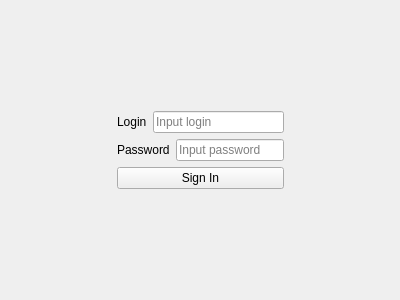
Zasimovich5382/ETU-OOT-Sociometry, file loginform.ui: the form before one commit.
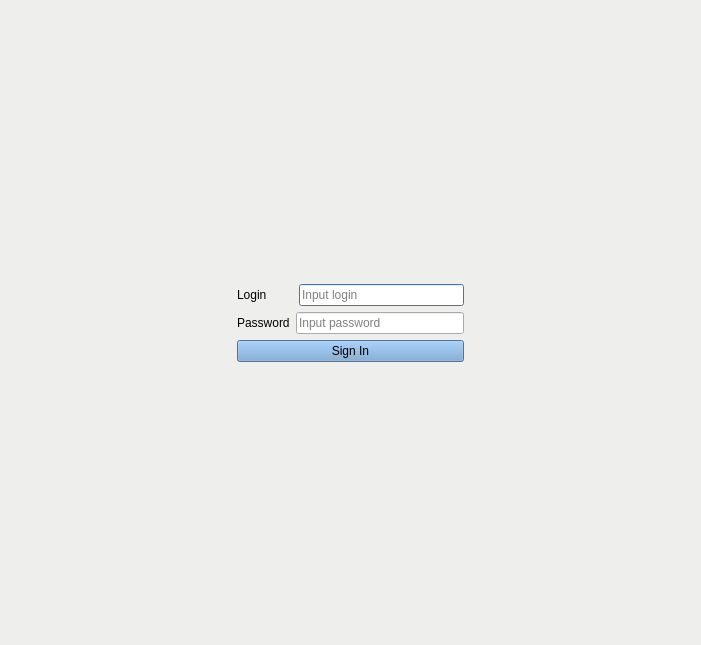
The form after the commit.

Commit message: button's color update' git commit -m buttons color update

What changed in the file:
```diff
--- a/loginform.ui
+++ b/loginform.ui
@@ -6,36 +6,914 @@
    <rect>
     <x>0</x>
     <y>0</y>
-    <width>400</width>
-    <height>300</height>
+    <width>701</width>
+    <height>645</height>
    </rect>
   </property>
+  <property name="palette">
+   <palette>
+    <active>
+     <colorrole role="WindowText">
+      <brush brushstyle="SolidPattern">
+       <color alpha="255">
+        <red>0</red>
+        <green>0</green>
+        <blue>0</blue>
+       </color>
+      </brush>
+     </colorrole>
+     <colorrole role="Button">
+      <brush brushstyle="SolidPattern">
+       <color alpha="255">
+        <red>238</red>
+        <green>238</green>
+        <blue>236</blue>
+       </color>
+      </brush>
+     </colorrole>
+     <colorrole role="Light">
+      <brush brushstyle="SolidPattern">
+       <color alpha="255">
+        <red>255</red>
+        <green>255</green>
+        <blue>255</blue>
+       </color>
+      </brush>
+     </colorrole>
+     <colorrole role="Midlight">
+      <brush brushstyle="SolidPattern">
+       <color alpha="255">
+        <red>246</red>
+        <green>246</green>
+        <blue>245</blue>
+       </color>
+      </brush>
+     </colorrole>
+     <colorrole role="Dark">
+      <brush brushstyle="SolidPattern">
+       <color alpha="255">
+        <red>119</red>
+        <green>119</green>
+        <blue>118</blue>
+       </color>
+      </brush>
+     </colorrole>
+     <colorrole role="Mid">
+      <brush brushstyle="SolidPattern">
+       <color alpha="255">
+        <red>159</red>
+        <green>159</green>
+        <blue>157</blue>
+       </color>
+      </brush>
+     </colorrole>
+     <colorrole role="Text">
+      <brush brushstyle="SolidPattern">
+       <color alpha="255">
+        <red>0</red>
+        <green>0</green>
+        <blue>0</blue>
+       </color>
+      </brush>
+     </colorrole>
+     <colorrole role="BrightText">
+      <brush brushstyle="SolidPattern">
+       <color alpha="255">
+        <red>255</red>
+        <green>255</green>
+        <blue>255</blue>
+       </color>
+      </brush>
+     </colorrole>
+     <colorrole role="ButtonText">
+      <brush brushstyle="SolidPattern">
+       <color alpha="255">
+        <red>0</red>
+        <green>0</green>
+        <blue>0</blue>
+       </color>
+      </brush>
+     </colorrole>
+     <colorrole role="Base">
+      <brush brushstyle="SolidPattern">
+       <color alpha="255">
+        <red>255</red>
+        <green>255</green>
+        <blue>255</blue>
+       </color>
+      </brush>
+     </colorrole>
+     <colorrole role="Window">
+      <brush brushstyle="SolidPattern">
+       <color alpha="255">
+        <red>238</red>
+        <green>238</green>
+        <blue>236</blue>
+       </color>
+      </brush>
+     </colorrole>
+     <colorrole role="Shadow">
+      <brush brushstyle="SolidPattern">
+       <color alpha="255">
+        <red>0</red>
+        <green>0</green>
+        <blue>0</blue>
+       </color>
+      </brush>
+     </colorrole>
+     <colorrole role="AlternateBase">
+      <brush brushstyle="SolidPattern">
+       <color alpha="255">
+        <red>246</red>
+        <green>246</green>
+        <blue>245</blue>
+       </color>
+      </brush>
+     </colorrole>
+     <colorrole role="ToolTipBase">
+      <brush brushstyle="SolidPattern">
+       <color alpha="255">
+        <red>255</red>
+        <green>255</green>
+        <blue>220</blue>
+       </color>
+      </brush>
+     </colorrole>
+     <colorrole role="ToolTipText">
+      <brush brushstyle="SolidPattern">
+       <color alpha="255">
+        <red>0</red>
+        <green>0</green>
+        <blue>0</blue>
+       </color>
+      </brush>
+     </colorrole>
+     <colorrole role="PlaceholderText">
+      <brush brushstyle="SolidPattern">
+       <color alpha="128">
+        <red>0</red>
+        <green>0</green>
+        <blue>0</blue>
+       </color>
+      </brush>
+     </colorrole>
+    </active>
+    <inactive>
+     <colorrole role="WindowText">
+      <brush brushstyle="SolidPattern">
+       <color alpha="255">
+        <red>0</red>
+        <green>0</green>
+        <blue>0</blue>
+       </color>
+      </brush>
+     </colorrole>
+     <colorrole role="Button">
+      <brush brushstyle="SolidPattern">
+       <color alpha="255">
+        <red>238</red>
+        <green>238</green>
+        <blue>236</blue>
+       </color>
+      </brush>
+     </colorrole>
+     <colorrole role="Light">
+      <brush brushstyle="SolidPattern">
+       <color alpha="255">
+        <red>255</red>
+        <green>255</green>
+        <blue>255</blue>
+       </color>
+      </brush>
+     </colorrole>
+     <colorrole role="Midlight">
+      <brush brushstyle="SolidPattern">
+       <color alpha="255">
+        <red>246</red>
+        <green>246</green>
+        <blue>245</blue>
+       </color>
+      </brush>
+     </colorrole>
+     <colorrole role="Dark">
+      <brush brushstyle="SolidPattern">
+       <color alpha="255">
+        <red>119</red>
+        <green>119</green>
+        <blue>118</blue>
+       </color>
+      </brush>
+     </colorrole>
+     <colorrole role="Mid">
+      <brush brushstyle="SolidPattern">
+       <color alpha="255">
+        <red>159</red>
+        <green>159</green>
+        <blue>157</blue>
+       </color>
+      </brush>
+     </colorrole>
+     <colorrole role="Text">
+      <brush brushstyle="SolidPattern">
+       <color alpha="255">
+        <red>0</red>
+        <green>0</green>
+        <blue>0</blue>
+       </color>
+      </brush>
+     </colorrole>
+     <colorrole role="BrightText">
+      <brush brushstyle="SolidPattern">
+       <color alpha="255">
+        <red>255</red>
+        <green>255</green>
+        <blue>255</blue>
+       </color>
+      </brush>
+     </colorrole>
+     <colorrole role="ButtonText">
+      <brush brushstyle="SolidPattern">
+       <color alpha="255">
+        <red>0</red>
+        <green>0</green>
+        <blue>0</blue>
+       </color>
+      </brush>
+     </colorrole>
+     <colorrole role="Base">
+      <brush brushstyle="SolidPattern">
+       <color alpha="255">
+        <red>255</red>
+        <green>255</green>
+        <blue>255</blue>
+       </color>
+      </brush>
+     </colorrole>
+     <colorrole role="Window">
+      <brush brushstyle="SolidPattern">
+       <color alpha="255">
+        <red>238</red>
+        <green>238</green>
+        <blue>236</blue>
+       </color>
+      </brush>
+     </colorrole>
+     <colorrole role="Shadow">
+      <brush brushstyle="SolidPattern">
+       <color alpha="255">
+        <red>0</red>
+        <green>0</green>
+        <blue>0</blue>
+       </color>
+      </brush>
+     </colorrole>
+     <colorrole role="AlternateBase">
+      <brush brushstyle="SolidPattern">
+       <color alpha="255">
+        <red>246</red>
+        <green>246</green>
+        <blue>245</blue>
+       </color>
+      </brush>
+     </colorrole>
+     <colorrole role="ToolTipBase">
+      <brush brushstyle="SolidPattern">
+       <color alpha="255">
+        <red>255</red>
+        <green>255</green>
+        <blue>220</blue>
+       </color>
+      </brush>
+     </colorrole>
+     <colorrole role="ToolTipText">
+      <brush brushstyle="SolidPattern">
+       <color alpha="255">
+        <red>0</red>
+        <green>0</green>
+        <blue>0</blue>
+       </color>
+      </brush>
+     </colorrole>
+     <colorrole role="PlaceholderText">
+      <brush brushstyle="SolidPattern">
+       <color alpha="128">
+        <red>0</red>
+        <green>0</green>
+        <blue>0</blue>
+       </color>
+      </brush>
+     </colorrole>
+    </inactive>
+    <disabled>
+     <colorrole role="WindowText">
+      <brush brushstyle="SolidPattern">
+       <color alpha="255">
+        <red>119</red>
+        <green>119</green>
+        <blue>118</blue>
+       </color>
+      </brush>
+     </colorrole>
+     <colorrole role="Button">
+      <brush brushstyle="SolidPattern">
+       <color alpha="255">
+        <red>238</red>
+        <green>238</green>
+        <blue>236</blue>
+       </color>
+      </brush>
+     </colorrole>
+     <colorrole role="Light">
+      <brush brushstyle="SolidPattern">
+       <color alpha="255">
+        <red>255</red>
+        <green>255</green>
+        <blue>255</blue>
+       </color>
+      </brush>
+     </colorrole>
+     <colorrole role="Midlight">
+      <brush brushstyle="SolidPattern">
+       <color alpha="255">
+        <red>246</red>
+        <green>246</green>
+        <blue>245</blue>
+       </color>
+      </brush>
+     </colorrole>
+     <colorrole role="Dark">
+      <brush brushstyle="SolidPattern">
+       <color alpha="255">
+        <red>119</red>
+        <green>119</green>
+        <blue>118</blue>
+       </color>
+      </brush>
+     </colorrole>
+     <colorrole role="Mid">
+      <brush brushstyle="SolidPattern">
+       <color alpha="255">
+        <red>159</red>
+        <green>159</green>
+        <blue>157</blue>
+       </color>
+      </brush>
+     </colorrole>
+     <colorrole role="Text">
+      <brush brushstyle="SolidPattern">
+       <color alpha="255">
+        <red>119</red>
+        <green>119</green>
+        <blue>118</blue>
+       </color>
+      </brush>
+     </colorrole>
+     <colorrole role="BrightText">
+      <brush brushstyle="SolidPattern">
+       <color alpha="255">
+        <red>255</red>
+        <green>255</green>
+        <blue>255</blue>
+       </color>
+      </brush>
+     </colorrole>
+     <colorrole role="ButtonText">
+      <brush brushstyle="SolidPattern">
+       <color alpha="255">
+        <red>119</red>
+        <green>119</green>
+        <blue>118</blue>
+       </color>
+      </brush>
+     </colorrole>
+     <colorrole role="Base">
+      <brush brushstyle="SolidPattern">
+       <color alpha="255">
+        <red>238</red>
+        <green>238</green>
+        <blue>236</blue>
+       </color>
+      </brush>
+     </colorrole>
+     <colorrole role="Window">
+      <brush brushstyle="SolidPattern">
+       <color alpha="255">
+        <red>238</red>
+        <green>238</green>
+        <blue>236</blue>
+       </color>
+      </brush>
+     </colorrole>
+     <colorrole role="Shadow">
+      <brush brushstyle="SolidPattern">
+       <color alpha="255">
+        <red>0</red>
+        <green>0</green>
+        <blue>0</blue>
+       </color>
+      </brush>
+     </colorrole>
+     <colorrole role="AlternateBase">
+      <brush brushstyle="SolidPattern">
+       <color alpha="255">
+        <red>238</red>
+        <green>238</green>
+        <blue>236</blue>
+       </color>
+      </brush>
+     </colorrole>
+     <colorrole role="ToolTipBase">
+      <brush brushstyle="SolidPattern">
+       <color alpha="255">
+        <red>255</red>
+        <green>255</green>
+        <blue>220</blue>
+       </color>
+      </brush>
+     </colorrole>
+     <colorrole role="ToolTipText">
+      <brush brushstyle="SolidPattern">
+       <color alpha="255">
+        <red>0</red>
+        <green>0</green>
+        <blue>0</blue>
+       </color>
+      </brush>
+     </colorrole>
+     <colorrole role="PlaceholderText">
+      <brush brushstyle="SolidPattern">
+       <color alpha="128">
+        <red>0</red>
+        <green>0</green>
+        <blue>0</blue>
+       </color>
+      </brush>
+     </colorrole>
+    </disabled>
+   </palette>
+  </property>
   <property name="windowTitle">
    <string>Authorization</string>
   </property>
   <layout class="QGridLayout" name="gridLayout">
-   <item row="0" column="1">
-    <spacer name="verticalSpacer_2">
+   <item row="3" column="1">
+    <widget class="QPushButton" name="signIn">
+     <property name="palette">
+      <palette>
+       <active>
+        <colorrole role="WindowText">
+         <brush brushstyle="SolidPattern">
+          <color alpha="255">
+           <red>0</red>
+           <green>0</green>
+           <blue>0</blue>
+          </color>
+         </brush>
+        </colorrole>
+        <colorrole role="Button">
+         <brush brushstyle="SolidPattern">
+          <color alpha="255">
+           <red>114</red>
+           <green>159</green>
+           <blue>207</blue>
+          </color>
+         </brush>
+        </colorrole>
+        <colorrole role="Light">
+         <brush brushstyle="SolidPattern">
+          <color alpha="255">
+           <red>196</red>
+           <green>225</green>
+           <blue>255</blue>
+          </color>
+         </brush>
+        </colorrole>
+        <colorrole role="Midlight">
+         <brush brushstyle="SolidPattern">
+          <color alpha="255">
+           <red>155</red>
+           <green>192</green>
+           <blue>231</blue>
+          </color>
+         </brush>
+        </colorrole>
+        <colorrole role="Dark">
+         <brush brushstyle="SolidPattern">
+          <color alpha="255">
+           <red>57</red>
+           <green>79</green>
+           <blue>103</blue>
+          </color>
+         </brush>
+        </colorrole>
+        <colorrole role="Mid">
+         <brush brushstyle="SolidPattern">
+          <color alpha="255">
+           <red>76</red>
+           <green>106</green>
+           <blue>138</blue>
+          </color>
+         </brush>
+        </colorrole>
+        <colorrole role="Text">
+         <brush brushstyle="SolidPattern">
+          <color alpha="255">
+           <red>0</red>
+           <green>0</green>
+           <blue>0</blue>
+          </color>
+         </brush>
+        </colorrole>
+        <colorrole role="BrightText">
+         <brush brushstyle="SolidPattern">
+          <color alpha="255">
+           <red>255</red>
+           <green>255</green>
+           <blue>255</blue>
+          </color>
+         </brush>
+        </colorrole>
+        <colorrole role="ButtonText">
+         <brush brushstyle="SolidPattern">
+          <color alpha="255">
+           <red>0</red>
+           <green>0</green>
+           <blue>0</blue>
+          </color>
+         </brush>
+        </colorrole>
+        <colorrole role="Base">
+         <brush brushstyle="SolidPattern">
+          <color alpha="255">
+           <red>255</red>
+           <green>255</green>
+           <blue>255</blue>
+          </color>
+         </brush>
+        </colorrole>
+        <colorrole role="Window">
+         <brush brushstyle="SolidPattern">
+          <color alpha="255">
+           <red>114</red>
+           <green>159</green>
+           <blue>207</blue>
+          </color>
+         </brush>
+        </colorrole>
+        <colorrole role="Shadow">
+         <brush brushstyle="SolidPattern">
+          <color alpha="255">
+           <red>0</red>
+           <green>0</green>
+           <blue>0</blue>
+          </color>
+         </brush>
+        </colorrole>
+        <colorrole role="AlternateBase">
+         <brush brushstyle="SolidPattern">
+          <color alpha="255">
+           <red>184</red>
+           <green>207</green>
+           <blue>231</blue>
+          </color>
+         </brush>
+        </colorrole>
+        <colorrole role="ToolTipBase">
+         <brush brushstyle="SolidPattern">
+          <color alpha="255">
+           <red>255</red>
+           <green>255</green>
+           <blue>220</blue>
+          </color>
+         </brush>
+        </colorrole>
+        <colorrole role="ToolTipText">
+         <brush brushstyle="SolidPattern">
+          <color alpha="255">
+           <red>0</red>
+           <green>0</green>
+           <blue>0</blue>
+          </color>
+         </brush>
+        </colorrole>
+        <colorrole role="PlaceholderText">
+         <brush brushstyle="SolidPattern">
+          <color alpha="128">
+           <red>0</red>
+           <green>0</green>
+           <blue>0</blue>
+          </color>
+         </brush>
+        </colorrole>
+       </active>
+       <inactive>
+        <colorrole role="WindowText">
+         <brush brushstyle="SolidPattern">
+          <color alpha="255">
+           <red>0</red>
+           <green>0</green>
+           <blue>0</blue>
+          </color>
+         </brush>
+        </colorrole>
+        <colorrole role="Button">
+         <brush brushstyle="SolidPattern">
+          <color alpha="255">
+           <red>114</red>
+           <green>159</green>
+           <blue>207</blue>
+          </color>
+         </brush>
+        </colorrole>
+        <colorrole role="Light">
+         <brush brushstyle="SolidPattern">
+          <color alpha="255">
+           <red>196</red>
+           <green>225</green>
+           <blue>255</blue>
+          </color>
+         </brush>
+        </colorrole>
+        <colorrole role="Midlight">
+         <brush brushstyle="SolidPattern">
+          <color alpha="255">
+           <red>155</red>
+           <green>192</green>
+           <blue>231</blue>
+          </color>
+         </brush>
+        </colorrole>
+        <colorrole role="Dark">
+         <brush brushstyle="SolidPattern">
+          <color alpha="255">
+           <red>57</red>
+           <green>79</green>
+           <blue>103</blue>
+          </color>
+         </brush>
+        </colorrole>
+        <colorrole role="Mid">
+         <brush brushstyle="SolidPattern">
+          <color alpha="255">
+           <red>76</red>
+           <green>106</green>
+           <blue>138</blue>
+          </color>
+         </brush>
+        </colorrole>
+        <colorrole role="Text">
+         <brush brushstyle="SolidPattern">
+          <color alpha="255">
+           <red>0</red>
+           <green>0</green>
+           <blue>0</blue>
+          </color>
+         </brush>
+        </colorrole>
+        <colorrole role="BrightText">
+         <brush brushstyle="SolidPattern">
+          <color alpha="255">
+           <red>255</red>
+           <green>255</green>
+           <blue>255</blue>
+          </color>
+         </brush>
+        </colorrole>
+        <colorrole role="ButtonText">
+         <brush brushstyle="SolidPattern">
+          <color alpha="255">
+           <red>0</red>
+           <green>0</green>
+           <blue>0</blue>
+          </color>
+         </brush>
+        </colorrole>
+        <colorrole role="Base">
+         <brush brushstyle="SolidPattern">
+          <color alpha="255">
+           <red>255</red>
+           <green>255</green>
+           <blue>255</blue>
+          </color>
+         </brush>
+        </colorrole>
+        <colorrole role="Window">
+         <brush brushstyle="SolidPattern">
+          <color alpha="255">
+           <red>114</red>
+           <green>159</green>
+           <blue>207</blue>
+          </color>
+         </brush>
+        </colorrole>
+        <colorrole role="Shadow">
+         <brush brushstyle="SolidPattern">
+          <color alpha="255">
+           <red>0</red>
+           <green>0</green>
+           <blue>0</blue>
+          </color>
+         </brush>
+        </colorrole>
+        <colorrole role="AlternateBase">
+         <brush brushstyle="SolidPattern">
+          <color alpha="255">
+           <red>184</red>
+           <green>207</green>
+           <blue>231</blue>
+          </color>
+         </brush>
+        </colorrole>
+        <colorrole role="ToolTipBase">
+         <brush brushstyle="SolidPattern">
+          <color alpha="255">
+           <red>255</red>
+           <green>255</green>
+           <blue>220</blue>
+          </color>
+         </brush>
+        </colorrole>
+        <colorrole role="ToolTipText">
+         <brush brushstyle="SolidPattern">
+          <color alpha="255">
+           <red>0</red>
+           <green>0</green>
+           <blue>0</blue>
+          </color>
+         </brush>
+        </colorrole>
+        <colorrole role="PlaceholderText">
+         <brush brushstyle="SolidPattern">
+          <color alpha="128">
+           <red>0</red>
+           <green>0</green>
+           <blue>0</blue>
+          </color>
+         </brush>
+        </colorrole>
+       </inactive>
+       <disabled>
+        <colorrole role="WindowText">
+         <brush brushstyle="SolidPattern">
+          <color alpha="255">
+           <red>57</red>
+           <green>79</green>
+           <blue>103</blue>
+          </color>
+         </brush>
+        </colorrole>
+        <colorrole role="Button">
+         <brush brushstyle="SolidPattern">
+          <color alpha="255">
+           <red>114</red>
+           <green>159</green>
+           <blue>207</blue>
+          </color>
+         </brush>
+        </colorrole>
+        <colorrole role="Light">
+         <brush brushstyle="SolidPattern">
+          <color alpha="255">
+           <red>196</red>
+           <green>225</green>
+           <blue>255</blue>
+          </color>
+         </brush>
+        </colorrole>
+        <colorrole role="Midlight">
+         <brush brushstyle="SolidPattern">
+          <color alpha="255">
+           <red>155</red>
+           <green>192</green>
+           <blue>231</blue>
+          </color>
+         </brush>
+        </colorrole>
+        <colorrole role="Dark">
+         <brush brushstyle="SolidPattern">
+          <color alpha="255">
+           <red>57</red>
+           <green>79</green>
+           <blue>103</blue>
+          </color>
+         </brush>
+        </colorrole>
+        <colorrole role="Mid">
+         <brush brushstyle="SolidPattern">
+          <color alpha="255">
+           <red>76</red>
+           <green>106</green>
+           <blue>138</blue>
+          </color>
+         </brush>
+        </colorrole>
+        <colorrole role="Text">
+         <brush brushstyle="SolidPattern">
+          <color alpha="255">
+           <red>57</red>
+           <green>79</green>
+           <blue>103</blue>
+          </color>
+         </brush>
+        </colorrole>
+        <colorrole role="BrightText">
+         <brush brushstyle="SolidPattern">
+          <color alpha="255">
+           <red>255</red>
+           <green>255</green>
+           <blue>255</blue>
+          </color>
+         </brush>
+        </colorrole>
+        <colorrole role="ButtonText">
+         <brush brushstyle="SolidPattern">
+          <color alpha="255">
+           <red>57</red>
+           <green>79</green>
+           <blue>103</blue>
+          </color>
+         </brush>
+        </colorrole>
+        <colorrole role="Base">
+         <brush brushstyle="SolidPattern">
+          <color alpha="255">
+           <red>114</red>
+           <green>159</green>
+           <blue>207</blue>
+          </color>
+         </brush>
+        </colorrole>
+        <colorrole role="Window">
+         <brush brushstyle="SolidPattern">
+          <color alpha="255">
+           <red>114</red>
+           <green>159</green>
+           <blue>207</blue>
+          </color>
+         </brush>
+        </colorrole>
+        <colorrole role="Shadow">
+         <brush brushstyle="SolidPattern">
+          <color alpha="255">
+           <red>0</red>
+           <green>0</green>
+           <blue>0</blue>
+          </color>
+         </brush>
+        </colorrole>
+        <colorrole role="AlternateBase">
+         <brush brushstyle="SolidPattern">
+          <color alpha="255">
+           <red>114</red>
+           <green>159</green>
+           <blue>207</blue>
+          </color>
+         </brush>
+        </colorrole>
+        <colorrole role="ToolTipBase">
+         <brush brushstyle="SolidPattern">
+          <color alpha="255">
+           <red>255</red>
+           <green>255</green>
+           <blue>220</blue>
+          </color>
+         </brush>
+        </colorrole>
+        <colorrole role="ToolTipText">
+         <brush brushstyle="SolidPattern">
+          <color alpha="255">
+           <red>0</red>
+           <green>0</green>
+           <blue>0</blue>
+          </color>
+         </brush>
+        </colorrole>
+        <colorrole role="PlaceholderText">
+         <brush brushstyle="SolidPattern">
+          <color alpha="128">
+           <red>0</red>
+           <green>0</green>
+           <blue>0</blue>
+          </color>
+         </brush>
+        </colorrole>
+       </disabled>
+      </palette>
+     </property>
+     <property name="text">
+      <string>Sign In</string>
+     </property>
+    </widget>
+   </item>
+   <item row="4" column="1">
+    <spacer name="verticalSpacer">
      <property name="orientation">
       <enum>Qt::Vertical</enum>
      </property>
      <property name="sizeHint" stdset="0">
       <size>
        <width>20</width>
-       <height>87</height>
-      </size>
-     </property>
-    </spacer>
-   </item>
-   <item row="1" column="0" rowspan="2">
-    <spacer name="horizontalSpacer">
-     <property name="orientation">
-      <enum>Qt::Horizontal</enum>
-     </property>
-     <property name="sizeHint" stdset="0">
-      <size>
-       <width>75</width>
-       <height>20</height>
+       <height>86</height>
       </size>
      </property>
     </spacer>
@@ -45,12 +923,466 @@
      <item>
       <widget class="QLabel" name="label_login">
        <property name="text">
-        <string>Login</string>
+        <string>Login        </string>
        </property>
       </widget>
      </item>
      <item>
       <widget class="QLineEdit" name="login">
+       <property name="enabled">
+        <bool>true</bool>
+       </property>
+       <property name="palette">
+        <palette>
+         <active>
+          <colorrole role="WindowText">
+           <brush brushstyle="SolidPattern">
+            <color alpha="255">
+             <red>0</red>
+             <green>0</green>
+             <blue>0</blue>
+            </color>
+           </brush>
+          </colorrole>
+          <colorrole role="Button">
+           <brush brushstyle="SolidPattern">
+            <color alpha="255">
+             <red>114</red>
+             <green>159</green>
+             <blue>207</blue>
+            </color>
+           </brush>
+          </colorrole>
+          <colorrole role="Light">
+           <brush brushstyle="SolidPattern">
+            <color alpha="255">
+             <red>196</red>
+             <green>225</green>
+             <blue>255</blue>
+            </color>
+           </brush>
+          </colorrole>
+          <colorrole role="Midlight">
+           <brush brushstyle="SolidPattern">
+            <color alpha="255">
+             <red>155</red>
+             <green>192</green>
+             <blue>231</blue>
+            </color>
+           </brush>
+          </colorrole>
+          <colorrole role="Dark">
+           <brush brushstyle="SolidPattern">
+            <color alpha="255">
+             <red>57</red>
+             <green>79</green>
+             <blue>103</blue>
+            </color>
+           </brush>
+          </colorrole>
+          <colorrole role="Mid">
+           <brush brushstyle="SolidPattern">
+            <color alpha="255">
+             <red>76</red>
+             <green>106</green>
+             <blue>138</blue>
+            </color>
+           </brush>
+          </colorrole>
+          <colorrole role="Text">
+           <brush brushstyle="SolidPattern">
+            <color alpha="255">
+             <red>0</red>
+             <green>0</green>
+             <blue>0</blue>
+            </color>
+           </brush>
+          </colorrole>
+          <colorrole role="BrightText">
+           <brush brushstyle="SolidPattern">
+            <color alpha="255">
+             <red>255</red>
+             <green>255</green>
+             <blue>255</blue>
+            </color>
+           </brush>
+          </colorrole>
+          <colorrole role="ButtonText">
+           <brush brushstyle="SolidPattern">
+            <color alpha="255">
+             <red>0</red>
+             <green>0</green>
+             <blue>0</blue>
+            </color>
+           </brush>
+          </colorrole>
+          <colorrole role="Base">
+           <brush brushstyle="SolidPattern">
+            <color alpha="255">
+             <red>255</red>
+             <green>255</green>
+             <blue>255</blue>
+            </color>
+           </brush>
+          </colorrole>
+          <colorrole role="Window">
+           <brush brushstyle="SolidPattern">
+            <color alpha="255">
+             <red>114</red>
+             <green>159</green>
+             <blue>207</blue>
+            </color>
+           </brush>
+          </colorrole>
+          <colorrole role="Shadow">
+           <brush brushstyle="SolidPattern">
+            <color alpha="255">
+             <red>0</red>
+             <green>0</green>
+             <blue>0</blue>
+            </color>
+           </brush>
+          </colorrole>
+          <colorrole role="AlternateBase">
+           <brush brushstyle="SolidPattern">
+            <color alpha="255">
+             <red>184</red>
+             <green>207</green>
+             <blue>231</blue>
+            </color>
+           </brush>
+          </colorrole>
+          <colorrole role="ToolTipBase">
+           <brush brushstyle="SolidPattern">
+            <color alpha="255">
+             <red>255</red>
+             <green>255</green>
+             <blue>220</blue>
+            </color>
+           </brush>
+          </colorrole>
+          <colorrole role="ToolTipText">
+           <brush brushstyle="SolidPattern">
+            <color alpha="255">
+             <red>0</red>
+             <green>0</green>
+             <blue>0</blue>
+            </color>
+           </brush>
+          </colorrole>
+          <colorrole role="PlaceholderText">
+           <brush brushstyle="SolidPattern">
+            <color alpha="128">
+             <red>0</red>
+             <green>0</green>
+             <blue>0</blue>
+            </color>
+           </brush>
+          </colorrole>
+         </active>
+         <inactive>
+          <colorrole role="WindowText">
+           <brush brushstyle="SolidPattern">
+            <color alpha="255">
+             <red>0</red>
+             <green>0</green>
+             <blue>0</blue>
+            </color>
+           </brush>
+          </colorrole>
+          <colorrole role="Button">
+           <brush brushstyle="SolidPattern">
+            <color alpha="255">
+             <red>114</red>
+             <green>159</green>
+             <blue>207</blue>
+            </color>
+           </brush>
+          </colorrole>
+          <colorrole role="Light">
+           <brush brushstyle="SolidPattern">
+            <color alpha="255">
+             <red>196</red>
+             <green>225</green>
+             <blue>255</blue>
+            </color>
+           </brush>
+          </colorrole>
+          <colorrole role="Midlight">
+           <brush brushstyle="SolidPattern">
+            <color alpha="255">
+             <red>155</red>
+             <green>192</green>
+             <blue>231</blue>
+            </color>
+           </brush>
+          </colorrole>
+          <colorrole role="Dark">
+           <brush brushstyle="SolidPattern">
+            <color alpha="255">
+             <red>57</red>
+             <green>79</green>
+             <blue>103</blue>
+            </color>
+           </brush>
+          </colorrole>
+          <colorrole role="Mid">
+           <brush brushstyle="SolidPattern">
+            <color alpha="255">
+             <red>76</red>
+             <green>106</green>
+             <blue>138</blue>
+            </color>
+           </brush>
+          </colorrole>
+          <colorrole role="Text">
+           <brush brushstyle="SolidPattern">
+            <color alpha="255">
+             <red>0</red>
+             <green>0</green>
+             <blue>0</blue>
+            </color>
+           </brush>
+          </colorrole>
+          <colorrole role="BrightText">
+           <brush brushstyle="SolidPattern">
+            <color alpha="255">
+             <red>255</red>
+             <green>255</green>
+             <blue>255</blue>
+            </color>
+           </brush>
+          </colorrole>
+          <colorrole role="ButtonText">
+           <brush brushstyle="SolidPattern">
+            <color alpha="255">
+             <red>0</red>
+             <green>0</green>
+             <blue>0</blue>
+            </color>
+           </brush>
+          </colorrole>
+          <colorrole role="Base">
+           <brush brushstyle="SolidPattern">
+            <color alpha="255">
+             <red>255</red>
+             <green>255</green>
+             <blue>255</blue>
+            </color>
+           </brush>
+          </colorrole>
+          <colorrole role="Window">
+           <brush brushstyle="SolidPattern">
+            <color alpha="255">
+             <red>114</red>
+             <green>159</green>
+             <blue>207</blue>
+            </color>
+           </brush>
+          </colorrole>
+          <colorrole role="Shadow">
+           <brush brushstyle="SolidPattern">
+            <color alpha="255">
+             <red>0</red>
+             <green>0</green>
+             <blue>0</blue>
+            </color>
+           </brush>
+          </colorrole>
+          <colorrole role="AlternateBase">
+           <brush brushstyle="SolidPattern">
+            <color alpha="255">
+             <red>184</red>
+             <green>207</green>
+             <blue>231</blue>
+            </color>
+           </brush>
+          </colorrole>
+          <colorrole role="ToolTipBase">
+           <brush brushstyle="SolidPattern">
+            <color alpha="255">
+             <red>255</red>
+             <green>255</green>
+             <blue>220</blue>
+            </color>
+           </brush>
+          </colorrole>
+          <colorrole role="ToolTipText">
+           <brush brushstyle="SolidPattern">
+            <color alpha="255">
+             <red>0</red>
+             <green>0</green>
+             <blue>0</blue>
+            </color>
+           </brush>
+          </colorrole>
+          <colorrole role="PlaceholderText">
+           <brush brushstyle="SolidPattern">
+            <color alpha="128">
+             <red>0</red>
+             <green>0</green>
+             <blue>0</blue>
+            </color>
+           </brush>
+          </colorrole>
+         </inactive>
+         <disabled>
+          <colorrole role="WindowText">
+           <brush brushstyle="SolidPattern">
+            <color alpha="255">
+             <red>57</red>
+             <green>79</green>
+             <blue>103</blue>
+            </color>
+           </brush>
+          </colorrole>
+          <colorrole role="Button">
+           <brush brushstyle="SolidPattern">
+            <color alpha="255">
+             <red>114</red>
+             <green>159</green>
+             <blue>207</blue>
+            </color>
+           </brush>
+          </colorrole>
+          <colorrole role="Light">
+           <brush brushstyle="SolidPattern">
+            <color alpha="255">
+             <red>196</red>
+             <green>225</green>
+             <blue>255</blue>
+            </color>
+           </brush>
+          </colorrole>
+          <colorrole role="Midlight">
+           <brush brushstyle="SolidPattern">
+            <color alpha="255">
+             <red>155</red>
+             <green>192</green>
+             <blue>231</blue>
+            </color>
+           </brush>
+          </colorrole>
+          <colorrole role="Dark">
+           <brush brushstyle="SolidPattern">
+            <color alpha="255">
+             <red>57</red>
+             <green>79</green>
+             <blue>103</blue>
+            </color>
+           </brush>
+          </colorrole>
+          <colorrole role="Mid">
+           <brush brushstyle="SolidPattern">
+            <color alpha="255">
+             <red>76</red>
+             <green>106</green>
+             <blue>138</blue>
+            </color>
+           </brush>
+          </colorrole>
+          <colorrole role="Text">
+           <brush brushstyle="SolidPattern">
+            <color alpha="255">
+             <red>57</red>
+             <green>79</green>
+             <blue>103</blue>
+            </color>
+           </brush>
+          </colorrole>
+          <colorrole role="BrightText">
+           <brush brushstyle="SolidPattern">
+            <color alpha="255">
+             <red>255</red>
+             <green>255</green>
+             <blue>255</blue>
+            </color>
+           </brush>
+          </colorrole>
+          <colorrole role="ButtonText">
+           <brush brushstyle="SolidPattern">
+            <color alpha="255">
+             <red>57</red>
+             <green>79</green>
+             <blue>103</blue>
+            </color>
+           </brush>
+          </colorrole>
+          <colorrole role="Base">
+           <brush brushstyle="SolidPattern">
+            <color alpha="255">
+             <red>114</red>
+             <green>159</green>
+             <blue>207</blue>
+            </color>
+           </brush>
+          </colorrole>
+          <colorrole role="Window">
+           <brush brushstyle="SolidPattern">
+            <color alpha="255">
+             <red>114</red>
+             <green>159</green>
+             <blue>207</blue>
+            </color>
+           </brush>
+          </colorrole>
+          <colorrole role="Shadow">
+           <brush brushstyle="SolidPattern">
+            <color alpha="255">
+             <red>0</red>
+             <green>0</green>
+             <blue>0</blue>
+            </color>
+           </brush>
+          </colorrole>
+          <colorrole role="AlternateBase">
+           <brush brushstyle="SolidPattern">
+            <color alpha="255">
+             <red>114</red>
+             <green>159</green>
+             <blue>207</blue>
+            </color>
+           </brush>
+          </colorrole>
+          <colorrole role="ToolTipBase">
+           <brush brushstyle="SolidPattern">
+            <color alpha="255">
+             <red>255</red>
+             <green>255</green>
+             <blue>220</blue>
+            </color>
+           </brush>
+          </colorrole>
+          <colorrole role="ToolTipText">
+           <brush brushstyle="SolidPattern">
+            <color alpha="255">
+             <red>0</red>
+             <green>0</green>
+             <blue>0</blue>
+            </color>
+           </brush>
+          </colorrole>
+          <colorrole role="PlaceholderText">
+           <brush brushstyle="SolidPattern">
+            <color alpha="128">
+             <red>0</red>
+             <green>0</green>
+             <blue>0</blue>
+            </color>
+           </brush>
+          </colorrole>
+         </disabled>
+        </palette>
+       </property>
+       <property name="cursor">
+        <cursorShape>IBeamCursor</cursorShape>
+       </property>
+       <property name="contextMenuPolicy">
+        <enum>Qt::PreventContextMenu</enum>
+       </property>
+       <property name="dragEnabled">
+        <bool>false</bool>
+       </property>
        <property name="placeholderText">
         <string>Input login</string>
        </property>
@@ -79,7 +1411,7 @@
      </item>
     </layout>
    </item>
-   <item row="2" column="2">
+   <item row="2" column="3">
     <spacer name="horizontalSpacer_2">
      <property name="orientation">
       <enum>Qt::Horizontal</enum>
@@ -92,22 +1424,28 @@
      </property>
     </spacer>
    </item>
-   <item row="3" column="1">
-    <widget class="QPushButton" name="signIn">
-     <property name="text">
-      <string>Sign In</string>
+   <item row="1" column="0" rowspan="2">
+    <spacer name="horizontalSpacer">
+     <property name="orientation">
+      <enum>Qt::Horizontal</enum>
      </property>
-    </widget>
+     <property name="sizeHint" stdset="0">
+      <size>
+       <width>75</width>
+       <height>20</height>
+      </size>
+     </property>
+    </spacer>
    </item>
-   <item row="4" column="1">
-    <spacer name="verticalSpacer">
+   <item row="0" column="1">
+    <spacer name="verticalSpacer_2">
      <property name="orientation">
       <enum>Qt::Vertical</enum>
      </property>
      <property name="sizeHint" stdset="0">
       <size>
        <width>20</width>
-       <height>86</height>
+       <height>87</height>
       </size>
      </property>
     </spacer>
```
The commit also changes 3 other files.
